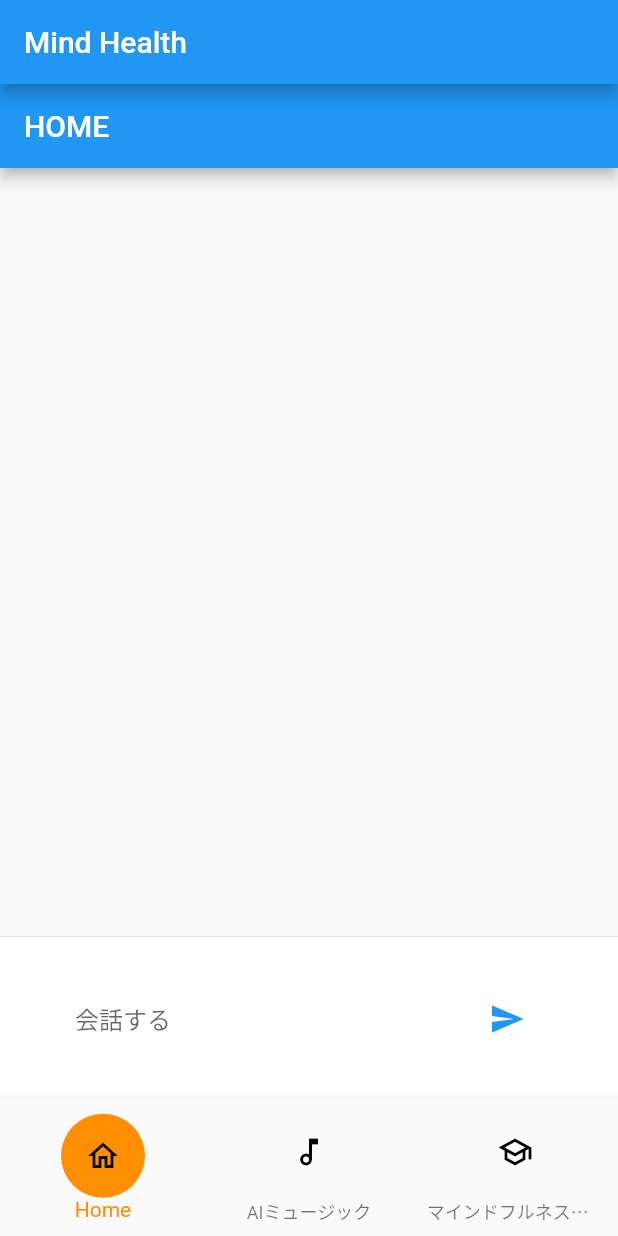
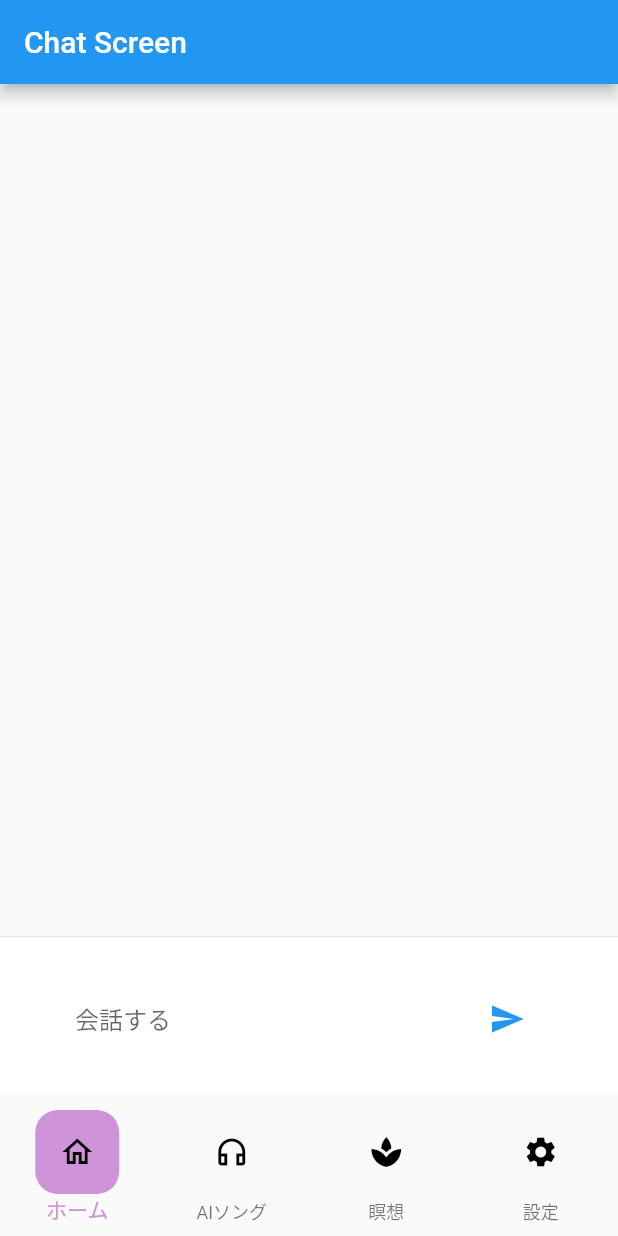
Before and after one commit to ryuusuraimu/mind_health, a Flutter app: the screen it shows after launch, on a phone screen of 412 x 824 dp. Run offline on Flutter 3.47's test engine with Material 2 defaults, Android fonts, the phone set to English and light mode, and no system bars.

Commit message:
2nd commit
変更点：main.dartのUIデザインを変更
bottomのiconをオレンジ→薄紫
bottomのicon選択中の表示を丸→四角
headerを非表示

```diff
--- a/lib/main.dart
+++ b/lib/main.dart
@@ -26,9 +26,10 @@ class _BottomNavigationBarExampleState
     extends State<BottomNavigationBarExample> {
   int _selectedIndex = 0;
 
+
   static const List<Widget> _widgetOptions = <Widget>[
     Text(
-      'Index 0: Home',
+      'HOME',
       style: TextStyle(fontSize: 30, fontWeight: FontWeight.bold),
     ),
     Text(
@@ -36,9 +37,13 @@ class _BottomNavigationBarExampleState
       style: TextStyle(fontSize: 30, fontWeight: FontWeight.bold),
     ),
     Text(
-      'マインドフルネスを学ぶ',
+      'マインドフルネス',
       style: TextStyle(fontSize: 30, fontWeight: FontWeight.bold),
     ),
+    Text(
+      '設定',
+      style: TextStyle(fontSize: 30, fontWeight: FontWeight.bold),
+    )
   ];
 
   void _onItemTapped(int index) {
@@ -50,9 +55,7 @@ class _BottomNavigationBarExampleState
   @override
   Widget build(BuildContext context) {
     return Scaffold(
-      appBar: AppBar(
-        title: const Text('Mind Health'),
-      ),
+      appBar: null, //headerを非表示にする
       body: IndexedStack(
         index: _selectedIndex,
         children: [
@@ -61,6 +64,8 @@ class _BottomNavigationBarExampleState
           _widgetOptions[2],
         ],
       ),
+// 省略...
+
       bottomNavigationBar: BottomNavigationBar(
         type: BottomNavigationBarType.fixed,
         items: <BottomNavigationBarItem>[
@@ -69,51 +74,73 @@ class _BottomNavigationBarExampleState
               height: 56.0,
               width: 56.0,
               decoration: BoxDecoration(
-                shape: BoxShape.circle,
-                color: _selectedIndex == 0 ? Colors.amber[800] : Colors.transparent,
+                shape: BoxShape.rectangle,
+                borderRadius: BorderRadius.circular(15.0),//角を丸くする
+                color: _selectedIndex == 0 ? Colors.purple[200] : Colors.transparent,
               ),
               child: Icon(
                 Icons.home_outlined,
                 color: Colors.black,
               ),
             ),
-            label: 'Home',
+            label: 'ホーム',
           ),
           BottomNavigationBarItem(
             icon: Container(
               height: 56.0,
               width: 56.0,
               decoration: BoxDecoration(
-                shape: BoxShape.circle,
-                color: _selectedIndex == 1 ? Colors.amber[800] : Colors.transparent,
+                shape: BoxShape.rectangle,
+                borderRadius: BorderRadius.circular(15.0),//角を丸くする
+                color: _selectedIndex == 1 ? Colors.purple[200] : Colors.transparent,
               ),
               child: Icon(
-                Icons.music_note_outlined,
+                Icons.headphones_outlined,
                 color: Colors.black,
               ),
             ),
-            label: 'AIミュージック',
+            label: 'AIソング',
           ),
           BottomNavigationBarItem(
             icon: Container(
               height: 56.0,
               width: 56.0,
               decoration: BoxDecoration(
-                shape: BoxShape.circle,
-                color: _selectedIndex == 2 ? Colors.amber[800] : Colors.transparent,
+                shape: BoxShape.rectangle,
+                color: _selectedIndex == 2 ? Colors.purple[200] : Colors.transparent,
+                borderRadius: BorderRadius.circular(15.0) //角を丸くする
               ),
               child: Icon(
-                Icons.school_outlined,
+                Icons.spa,
                 color: Colors.black,
               ),
             ),
-            label: 'マインドフルネスを学ぶ',
+            label: '瞑想',
           ),
+          BottomNavigationBarItem(
+              icon: Container(
+                height: 56.0,
+                width: 56.0,
+                decoration: BoxDecoration(
+                  shape: BoxShape.rectangle,
+                  color: _selectedIndex == 3 ? Colors.purple[200] : Colors.transparent,
+                  borderRadius: BorderRadius.circular(15.0) //角を丸くする
+                ),
+                child: Icon(
+                  Icons.settings,
+                  color: Colors.black,
+                ),
+              ),
+            label: '設定',
+          )
         ],
         currentIndex: _selectedIndex,
-        selectedItemColor: Colors.amber[800],
+        selectedItemColor: Colors.purple[200], // 選択された項目の色を薄紫に変更
         onTap: _onItemTapped,
       ),
+
+// 省略...
+
     );
   }
 }
@@ -176,7 +203,7 @@ class _ChatScreenState extends State<ChatScreen>
     super.build(context);
     return Scaffold(
       appBar: AppBar(
-        title: Text('HOME'),
+        title: Text('Chat Screen'),
       ),
       body: Column(
         children: [
@@ -192,6 +219,8 @@ class _ChatScreenState extends State<ChatScreen>
       ),
     );
   }
+
+
 
   Widget _buildMessageComposer() {
     return IconTheme(
```
Also changed, not shown: lib/chat/chat_screen.dart (added, +165 -0 lines), lib/login_ui/login_signup.dart (added, +96 -0 lines), pubspec.yaml (+12 -3 lines), lib/chat.dart (deleted), pubspec.lock, 20 other files.
